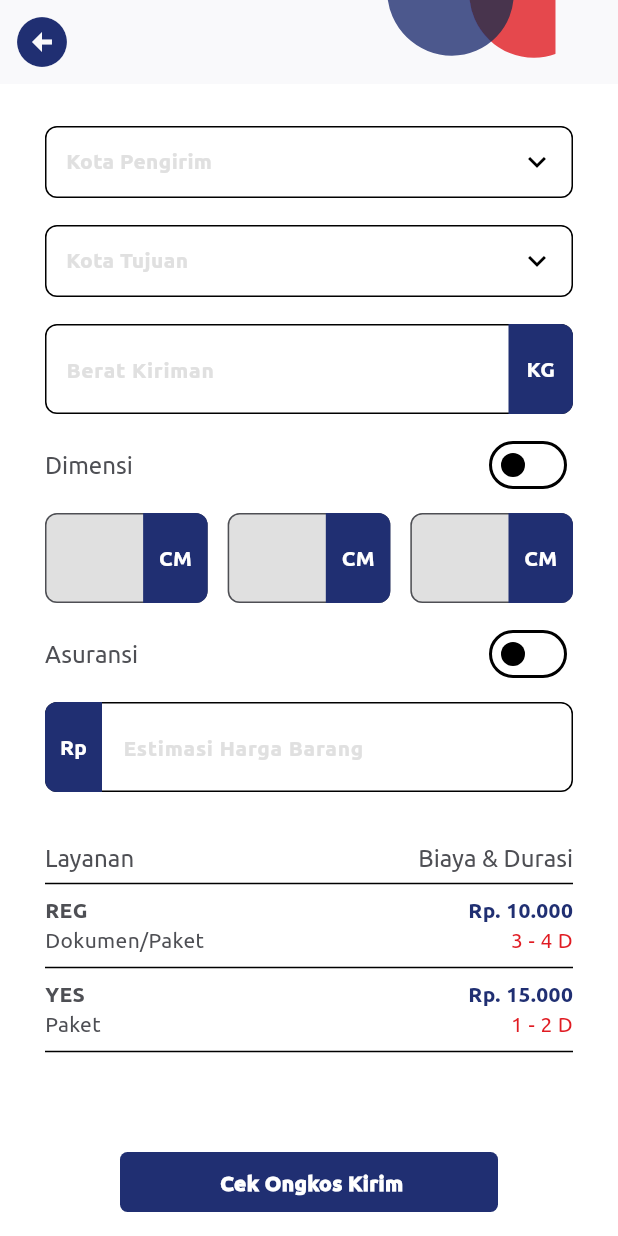
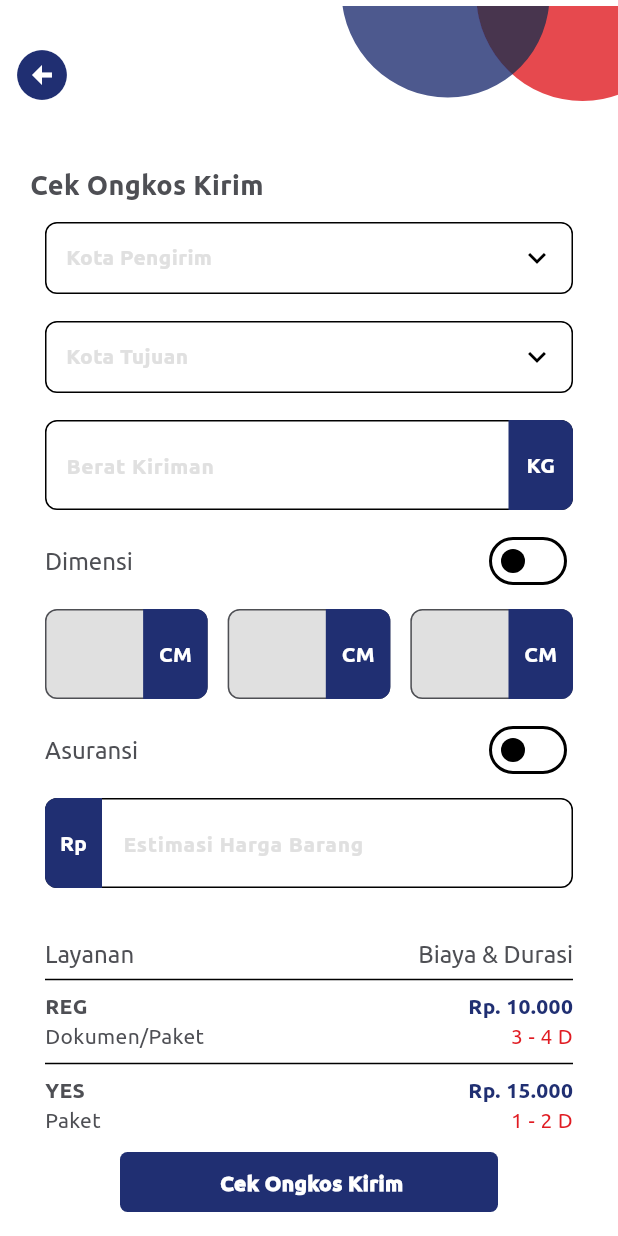
Before and after one commit to NisaEka/css_newrepo, a Flutter app: the CekOngkirScreen screen opened directly, on a phone screen of 412 x 824 dp. Run offline on Flutter 3.47's test engine with Material 3 defaults, Android fonts, the phone set to English and light mode, and no system bars; drawn by our look-alikes of dropdown_search; our stand-ins replace carousel_slider, dio, flutter_secure_storage, flutter_svg, form_validator, get and 3 more; missing offline and left inert: flutter_flavor; accounts and stored records are empty; project files that could hold a hidden picture were left out.

Commit message:
fixing: fixing custom top bar

```diff
--- a/lib/screen/cek_ongkir/cek_ongkir_screen.dart
+++ b/lib/screen/cek_ongkir/cek_ongkir_screen.dart
@@ -22,7 +22,8 @@ class CekOngkirScreen extends StatelessWidget {
         builder: (controller) {
           return Scaffold(
             appBar: CustomTopBar(
-              title: Text('Cek Ongkos Kirim'.tr),
+              // title: Text('Cek Ongkos Kirim'.tr),
+              screenTittle: 'Cek Ongkos Kirim'.tr,
             ),
             body: SingleChildScrollView(
               child: Container(
--- a/lib/screen/paketmu/lacak_kirimanmu/lacak_kiriman_screen.dart
+++ b/lib/screen/paketmu/lacak_kirimanmu/lacak_kiriman_screen.dart
@@ -19,7 +19,8 @@ class LacakKirimanScreen extends StatelessWidget {
       builder: (controller) {
         return Scaffold(
           appBar: CustomTopBar(
-            title: Text('Lacak Kiriman'.tr),
+            // title: Text('Lacak Kiriman'.tr),
+            screenTittle: 'Lacak Kiriman'.tr,
           ),
           body: Container(
             margin: const EdgeInsets.symmetric(horizontal: 30, vertical: 20),
--- a/lib/widgets/bar/customtopbar.dart
+++ b/lib/widgets/bar/customtopbar.dart
@@ -2,9 +2,11 @@ import 'package:css_mobile/const/color_const.dart';
 import 'package:css_mobile/const/image_const.dart';
 import 'package:css_mobile/const/textstyle.dart';
 import 'package:css_mobile/widgets/bar/custombackbutton.dart';
+import 'package:css_mobile/widgets/bar/customstepper.dart';
 import 'package:flutter/material.dart';
 import 'package:flutter/services.dart';
 import 'package:flutter_svg/flutter_svg.dart';
+import 'package:get/get.dart';
 
 class CustomTopBar extends StatelessWidget implements PreferredSizeWidget {
   final Widget? title;
@@ -13,6 +15,7 @@ class CustomTopBar extends StatelessWidget implements PreferredSizeWidget {
   final Size? height;
   final double elevation;
   final Widget? flexibleSpace;
+  final String? screenTittle;
 
   const CustomTopBar({
     Key? key,
@@ -22,21 +25,20 @@ class CustomTopBar extends StatelessWidget implements PreferredSizeWidget {
     this.height,
     this.elevation = 0,
     this.flexibleSpace,
+    this.screenTittle,
   }) : super(key: key);
 
   @override
-  Size get preferredSize => const Size.fromHeight(kToolbarHeight);
+  Size get preferredSize => const Size.fromHeight(120);
 
   @override
   Widget build(BuildContext context) {
     return PreferredSize(
-      preferredSize: Size.fromHeight(150),
+      preferredSize: const Size.fromHeight(150),
       child: AppBar(
-        systemOverlayStyle: const SystemUiOverlayStyle(statusBarColor: greyLightColor1),
-        backgroundColor: greyLightColor1,
+        backgroundColor: Colors.transparent,
         toolbarHeight: 100,
-        // centerTitle: true,
-        // title: title,
+        title: title,
         leading: leading ?? const CustomBackButton(),
         actions: action ??
             [
@@ -45,16 +47,23 @@ class CustomTopBar extends StatelessWidget implements PreferredSizeWidget {
                 child: SvgPicture.asset(ImageConstant.vector4),
               ),
             ],
-        // flexibleSpace: Container(
-        //   margin: const EdgeInsets.only(top: 50, left: 20),
-        //   child: Column(
-        //     crossAxisAlignment: CrossAxisAlignment.start,
-        //     children: [
-        //       Text('title', style: titleTextStyle.copyWith(color: greyDarkColor1, fontWeight: regular)),
-        //       // flexibleSpace ?? const SizedBox()
-        //     ],
-        //   ),
-        // ),
+        flexibleSpace: Container(
+          margin: const EdgeInsets.only(top: 110, left: 20),
+          width: Get.width,
+          decoration: const BoxDecoration(
+            color: Colors.transparent,
+          ),
+          child: Column(
+            crossAxisAlignment: CrossAxisAlignment.start,
+            children: [
+              screenTittle != null
+                  ? Text(screenTittle!.tr,
+                      style: appTitleTextStyle.copyWith(color: greyDarkColor1))
+                  : SizedBox(),
+              flexibleSpace ?? const SizedBox(),
+            ],
+          ),
+        ),
       ),
     );
   }
```
